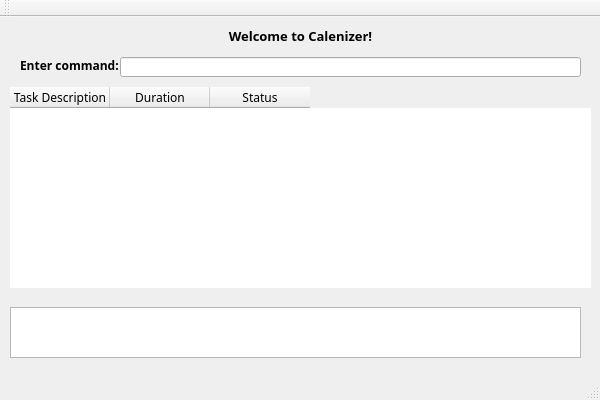
First picture: the form in CalenizerGUI/calenizergui.ui, repository tanshuyan/cs2103jan2014-f12-4c, before the edit.
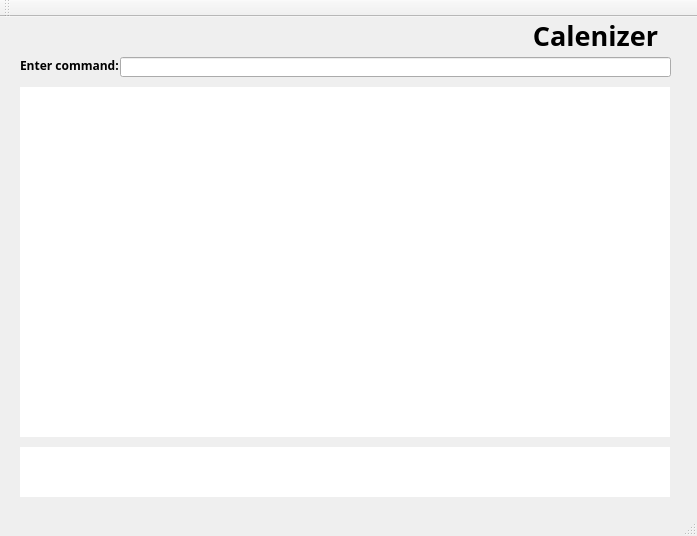
Second picture: the form after the edit.

Commit message: changed GUI. incomplete and complete colour indication. disable tabbing disable selection of cell and the feedback box larger window size set fixed table size

```diff
--- a/CalenizerGUI/calenizergui.ui
+++ b/CalenizerGUI/calenizergui.ui
@@ -6,8 +6,8 @@
    <rect>
     <x>0</x>
     <y>0</y>
-    <width>600</width>
-    <height>400</height>
+    <width>697</width>
+    <height>536</height>
    </rect>
   </property>
   <property name="windowTitle">
@@ -40,7 +40,7 @@
      <rect>
       <x>120</x>
       <y>40</y>
-      <width>461</width>
+      <width>551</width>
       <height>20</height>
      </rect>
     </property>
@@ -53,10 +53,10 @@
    <widget class="QTextEdit" name="textEdit">
     <property name="geometry">
      <rect>
-      <x>10</x>
-      <y>290</y>
-      <width>571</width>
-      <height>51</height>
+      <x>20</x>
+      <y>430</y>
+      <width>650</width>
+      <height>50</height>
      </rect>
     </property>
     <property name="font">
@@ -64,14 +64,41 @@
       <family>Malgun Gothic</family>
      </font>
     </property>
+    <property name="focusPolicy">
+     <enum>Qt::NoFocus</enum>
+    </property>
+    <property name="contextMenuPolicy">
+     <enum>Qt::NoContextMenu</enum>
+    </property>
+    <property name="inputMethodHints">
+     <set>Qt::ImhNone</set>
+    </property>
+    <property name="frameShape">
+     <enum>QFrame::NoFrame</enum>
+    </property>
+    <property name="frameShadow">
+     <enum>QFrame::Plain</enum>
+    </property>
+    <property name="verticalScrollBarPolicy">
+     <enum>Qt::ScrollBarAsNeeded</enum>
+    </property>
+    <property name="horizontalScrollBarPolicy">
+     <enum>Qt::ScrollBarAlwaysOff</enum>
+    </property>
+    <property name="readOnly">
+     <bool>true</bool>
+    </property>
+    <property name="textInteractionFlags">
+     <set>Qt::NoTextInteraction</set>
+    </property>
    </widget>
    <widget class="QLabel" name="label_2">
     <property name="geometry">
      <rect>
-      <x>210</x>
-      <y>10</y>
-      <width>181</width>
-      <height>16</height>
+      <x>470</x>
+      <y>0</y>
+      <width>251</width>
+      <height>31</height>
      </rect>
     </property>
     <property name="font">
@@ -81,16 +108,16 @@
      </font>
     </property>
     <property name="text">
-     <string>&lt;html&gt;&lt;head/&gt;&lt;body&gt;&lt;p align=&quot;center&quot;&gt;&lt;span style=&quot; font-weight:600; color:#000000;&quot;&gt;Welcome to Calenizer!&lt;/span&gt;&lt;/p&gt;&lt;/body&gt;&lt;/html&gt;</string>
+     <string>&lt;html&gt;&lt;head/&gt;&lt;body&gt;&lt;p align=&quot;center&quot;&gt;&lt;span style=&quot; font-size:20pt; font-weight:600; color:#000000;&quot;&gt;Calenizer&lt;/span&gt;&lt;/p&gt;&lt;/body&gt;&lt;/html&gt;</string>
     </property>
    </widget>
    <widget class="QTableWidget" name="tableWidget">
     <property name="geometry">
      <rect>
-      <x>10</x>
+      <x>20</x>
       <y>70</y>
-      <width>581</width>
-      <height>201</height>
+      <width>650</width>
+      <height>350</height>
      </rect>
     </property>
     <property name="font">
@@ -106,27 +133,42 @@
     <property name="frameShadow">
      <enum>QFrame::Sunken</enum>
     </property>
+    <property name="horizontalScrollBarPolicy">
+     <enum>Qt::ScrollBarAlwaysOff</enum>
+    </property>
+    <property name="editTriggers">
+     <set>QAbstractItemView::NoEditTriggers</set>
+    </property>
+    <property name="tabKeyNavigation">
+     <bool>false</bool>
+    </property>
+    <property name="showDropIndicator" stdset="0">
+     <bool>false</bool>
+    </property>
+    <property name="dragDropOverwriteMode">
+     <bool>false</bool>
+    </property>
+    <property name="selectionMode">
+     <enum>QAbstractItemView::NoSelection</enum>
+    </property>
+    <property name="textElideMode">
+     <enum>Qt::ElideNone</enum>
+    </property>
+    <property name="sortingEnabled">
+     <bool>true</bool>
+    </property>
+    <property name="cornerButtonEnabled">
+     <bool>false</bool>
+    </property>
     <property name="rowCount">
      <number>0</number>
     </property>
     <property name="columnCount">
-     <number>3</number>
+     <number>0</number>
     </property>
-    <column>
-     <property name="text">
-      <string>Task Description</string>
-     </property>
-    </column>
-    <column>
-     <property name="text">
-      <string>Duration</string>
-     </property>
-    </column>
-    <column>
-     <property name="text">
-      <string>Status</string>
-     </property>
-    </column>
+    <attribute name="verticalHeaderShowSortIndicator" stdset="0">
+     <bool>true</bool>
+    </attribute>
    </widget>
   </widget>
   <widget class="QMenuBar" name="menuBar">
```
Left out of the diff: 15 changed lines with no effect on the pictures. The commit also changes 3 other files.
